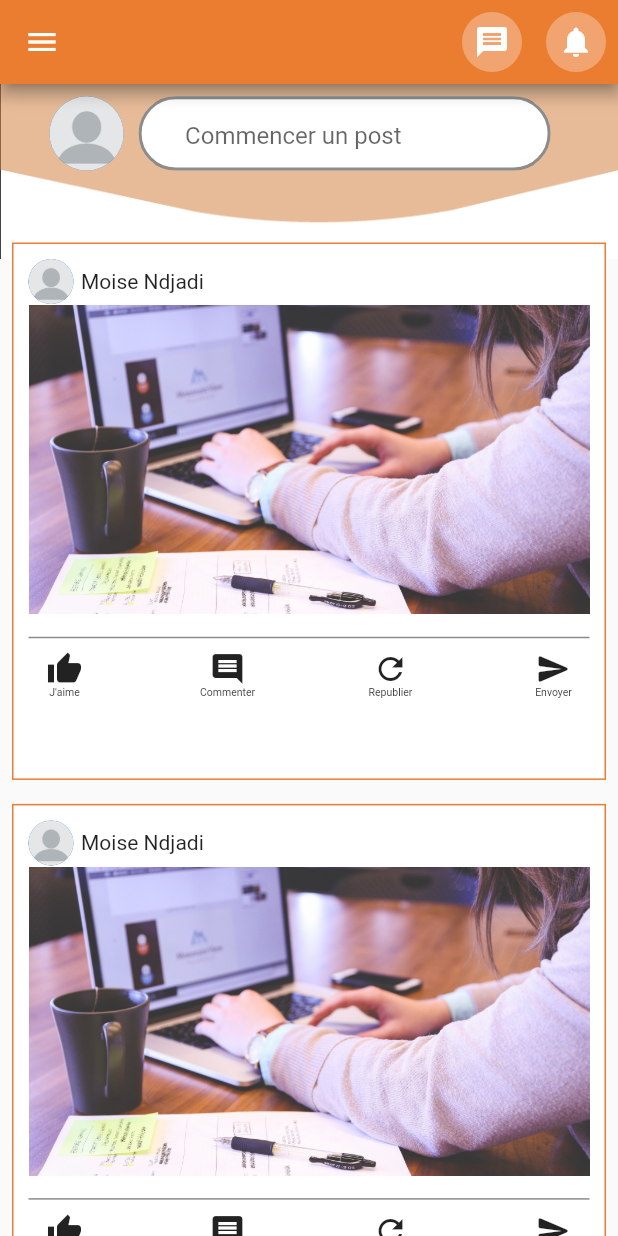
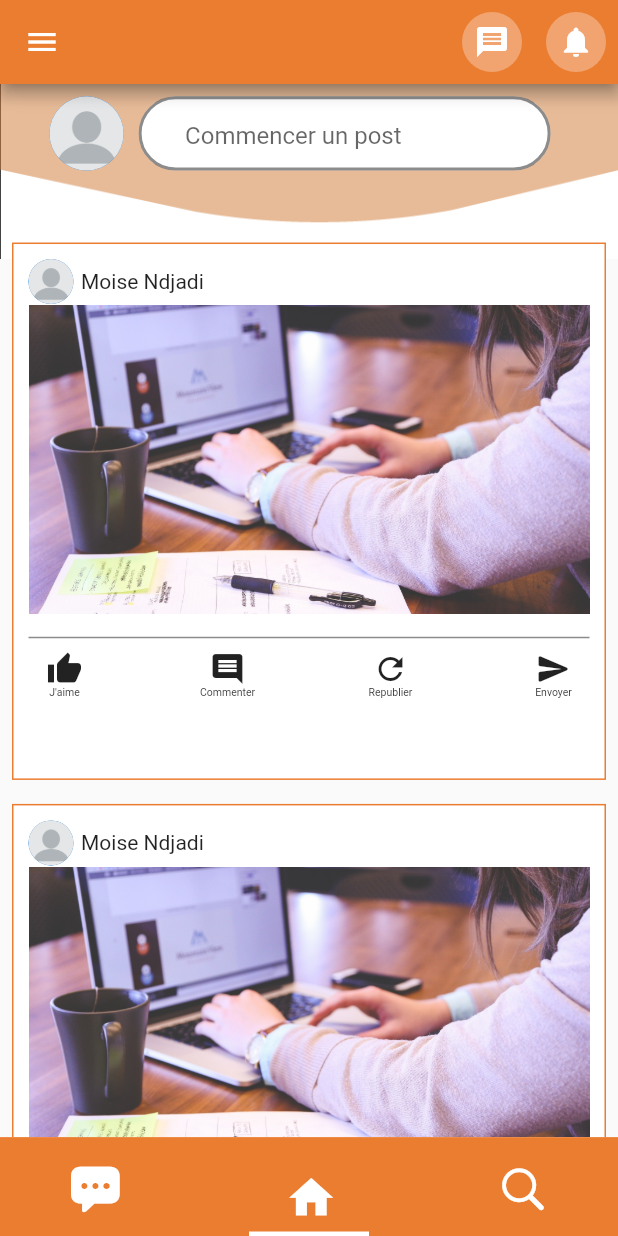
Before and after one commit to mno05/AfrcanAp, a Flutter app: the screen it shows after launch, on a phone screen of 412 x 824 dp. Run offline on Flutter 3.47's test engine with Material 2 defaults, Android fonts, the phone set to English and light mode, and no system bars; our stand-ins replace image_picker, intl_phone_number_input, toast.

Commit message:
Fin design(Vues de Base)

```diff
--- a/lib/Vue/LocalApp/Principal.dart
+++ b/lib/Vue/LocalApp/Principal.dart
@@ -5,6 +5,7 @@ import 'package:african_ap/Tools/MediaQuery.dart';
 import 'package:african_ap/Vue/Auth/LoginVue.dart';
 import 'package:african_ap/Vue/LocalApp/Message.dart';
 import 'package:african_ap/Vue/Widgets/BascisWidgets.dart';
+import 'package:african_ap/Vue/Widgets/BottomNavigation.dart';
 import 'package:african_ap/Vue/Widgets/BoutonCusm.dart';
 import 'package:african_ap/Vue/Widgets/Drawer.dart';
 import 'package:african_ap/Vue/Widgets/PostContainer.dart';
@@ -134,6 +135,7 @@ class _PrincipalState extends State<Principal> {
           ),
         ),
       ),
+      bottomNavigationBar: BottomNavigation(isHome: true),
     );
   }
 }
--- /dev/null
+++ b/lib/Vue/Widgets/BottomNavigation.dart
@@ -0,0 +1,120 @@
+import 'package:african_ap/Data/AppData.dart';
+import 'package:african_ap/Tools/MediaQuery.dart';
+import 'package:african_ap/Vue/LocalApp/Contacts.dart';
+import 'package:african_ap/Vue/LocalApp/Message.dart';
+import 'package:african_ap/Vue/LocalApp/Messagerie.dart';
+import 'package:african_ap/Vue/LocalApp/Principal.dart';
+import 'package:flutter/cupertino.dart';
+import 'package:flutter/material.dart';
+
+class BottomNavigation extends StatelessWidget {
+  final bool isMessage;
+  final bool isHome;
+  final bool isSearch;
+  const BottomNavigation({
+    super.key,
+    this.isMessage = false,
+    this.isHome = false,
+    this.isSearch = false,
+  });
+
+  @override
+  Widget build(BuildContext context) {
+    return Container(
+      height: Media.height(context) * 0.08,
+      color: AppData.BasicColor,
+      child: Row(
+        mainAxisAlignment: MainAxisAlignment.spaceAround,
+        children: [
+          isMessage
+              ? Column(
+                  mainAxisAlignment: MainAxisAlignment.end,
+                  children: [
+                    IconButton(
+                      onPressed: () {},
+                      icon: Icon(
+                        CupertinoIcons.ellipses_bubble_fill,
+                        size: 35,
+                        color: Colors.white,
+                      ),
+                    ),
+                    Container(
+                      width: 80,
+                      height: 3,
+                      color: Colors.white,
+                    )
+                  ],
+                )
+              : IconButton(
+                  onPressed: () {
+                    Navigator.pushReplacement(context, MaterialPageRoute(builder: (context) => Messagerie(),));
+                  },
+                  icon: Icon(
+                    CupertinoIcons.ellipses_bubble_fill,
+                    size: 35,
+                    color: Colors.white,
+                  ),
+                ),
+          isHome
+              ? Column(
+                  mainAxisAlignment: MainAxisAlignment.end,
+                  children: [
+                    IconButton(
+                      onPressed: () {},
+                      icon: Icon(
+                        Icons.home_sharp,
+                        size: 35,
+                        color: Colors.white,
+                      ),
+                    ),
+                    Container(
+                      width: 80,
+                      height: 3,
+                      color: Colors.white,
+                    )
+                  ],
+                )
+              : IconButton(
+                  onPressed: () {
+                    Navigator.pushReplacement(context, MaterialPageRoute(builder: (context) => Principal(prenom: "prenom", nom: "nom", telephone: "telephone", email: "email", img: "img"),));
+                  },
+                  icon: Icon(
+                    Icons.home_sharp,
+                    size: 35,
+                    color: Colors.white,
+                  ),
+                ),
+          isSearch
+              ? Column(
+                  mainAxisAlignment: MainAxisAlignment.end,
+                  children: [
+                    IconButton(
+                      onPressed: () {},
+                      icon: Icon(
+                        CupertinoIcons.search,
+                        size: 35,
+                        color: Colors.white,
+                      ),
+                    ),
+                    Container(
+                      width: 80,
+                      height: 3,
+                      color: Colors.white,
+                    )
+                  ],
+                )
+              : IconButton(
+                  onPressed: () {
+                    Navigator.pushReplacement(context, MaterialPageRoute(builder: (context) =>Contacts() ,));
+                  },
+                  icon: Icon(
+                    CupertinoIcons.search,
+                    size: 35,
+                    color: Colors.white,
+                  ),
+                ),
+        ],
+      ),
+    );
+  }
+}
--- a/lib/main.dart
+++ b/lib/main.dart
@@ -1,5 +1,7 @@
 import 'package:african_ap/Vue/Auth/LoginVue.dart';
+import 'package:african_ap/Vue/LocalApp/Contacts.dart';
 import 'package:african_ap/Vue/LocalApp/Message.dart';
+import 'package:african_ap/Vue/LocalApp/Messagerie.dart';
 import 'package:african_ap/Vue/LocalApp/Principal.dart';
 import 'package:flutter/material.dart';
 
```
Also changed, not shown: lib/Vue/LocalApp/Contacts.dart (added, +118 -0 lines), lib/Vue/LocalApp/Messagerie.dart (added, +279 -0 lines).
